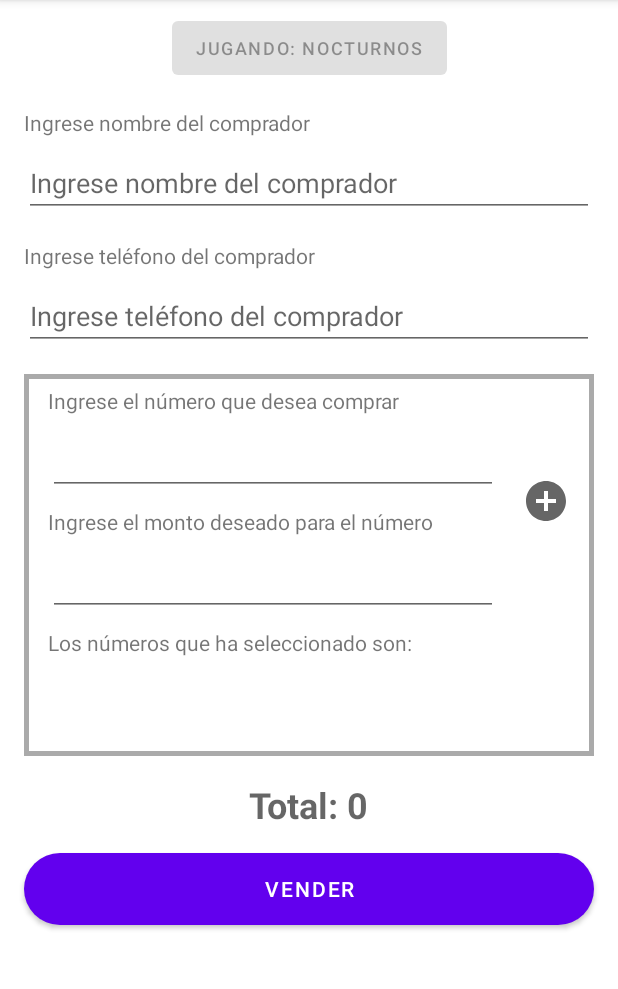
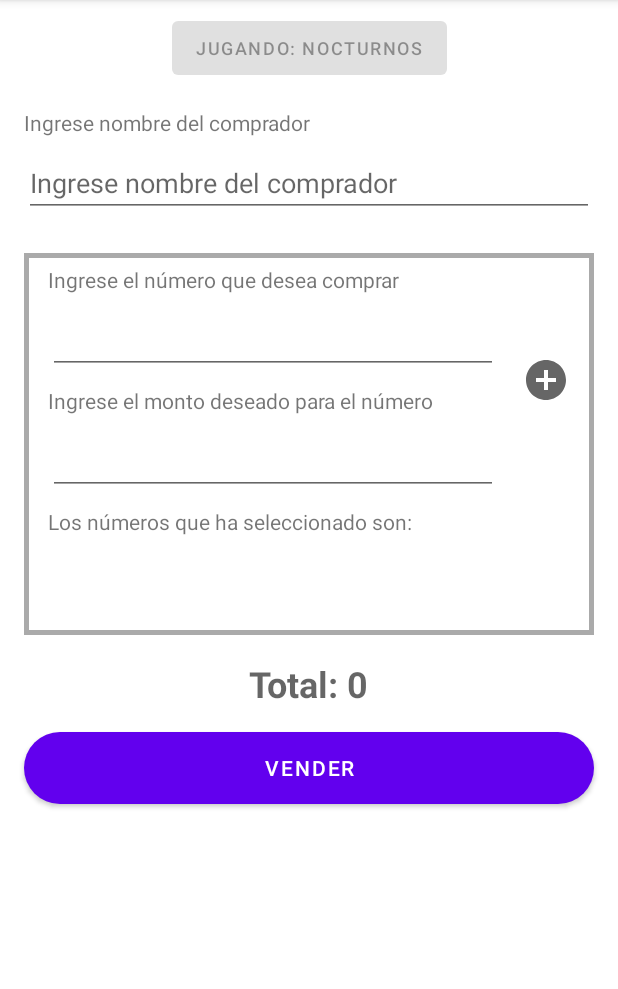
Before and after one commit to mena97villalobos/TaxiTiempos, an Android app: the SellingFragment screen opened through its navigation route, on a phone screen of 412 x 824 dp, the part 84-1073 px from its top. Run offline under Robolectric (Android 15) with nearby library versions, the phone set to English and light mode, and no system bars; our stand-ins replace Room's generated code, data binding; libraries missing offline, so code that uses them is left out: net.danlew.android; 1 statement that could not run was skipped.

Commit message:
Removed Buyer Phone

```diff
--- a/app/src/main/java/com/mena97villalobos/taxitiempos/database/AppDatabase.kt
+++ b/app/src/main/java/com/mena97villalobos/taxitiempos/database/AppDatabase.kt
@@ -9,7 +9,7 @@ import com.mena97villalobos.taxitiempos.database.converters.Converters
 import com.mena97villalobos.taxitiempos.database.model.AvailableNumbers
 import com.mena97villalobos.taxitiempos.database.model.Tiempo
 
-@Database(entities = [Tiempo::class, AvailableNumbers::class], version = 3)
+@Database(entities = [Tiempo::class, AvailableNumbers::class], version = 4)
 @TypeConverters(Converters::class)
 abstract class AppDatabase : RoomDatabase() {
 
--- a/app/src/main/java/com/mena97villalobos/taxitiempos/database/model/Tiempo.kt
+++ b/app/src/main/java/com/mena97villalobos/taxitiempos/database/model/Tiempo.kt
@@ -15,9 +15,6 @@ data class Tiempo(
 
     @ColumnInfo(name = "nombre_comprador")
     var nombreComprador: String = "",
-
-    @ColumnInfo(name = "telefono_comprador")
-    var telefonoComprador: String = "",
 
     @ColumnInfo(name = "is_duirna")
     val isDiurna: Boolean = true,
--- a/app/src/main/java/com/mena97villalobos/taxitiempos/ui/listing/adapter/ListingAdapter.kt
+++ b/app/src/main/java/com/mena97villalobos/taxitiempos/ui/listing/adapter/ListingAdapter.kt
@@ -64,7 +64,6 @@ class ListingAdapter(
                     context.getString(R.string.buyers_name_listing, tiempo.nombreComprador)
             binding.numberListing.text = context.getString(R.string.number_listing, numberText)
             binding.priceListing.text = context.getString(R.string.price_listing, tiempo.monto)
-            binding.buyerContactInfo.text = context.getString(R.string.buyers_contact_listing, tiempo.telefonoComprador)
             binding.typeImageView.setImageDrawable(ContextCompat.getDrawable(context, if (tiempo.isDiurna) R.drawable.ic_sun else R.drawable.ic_moon))
             binding.contents.setOnClickListener { clickListener(tiempo) }
             if (tiempo.isWinner)
--- a/app/src/main/java/com/mena97villalobos/taxitiempos/ui/selling/viewmodel/SellingViewModel.kt
+++ b/app/src/main/java/com/mena97villalobos/taxitiempos/ui/selling/viewmodel/SellingViewModel.kt
@@ -47,7 +47,6 @@ class SellingViewModel(private val database: DatabaseDao) : ViewModel() {
     fun sellTiempos(
         tiempos: List<WantedNumber>,
         buyersName: String,
-        buyersPhone: String,
         isDiurna: Boolean
     ) =
         viewModelScope.launch {
@@ -57,7 +56,6 @@ class SellingViewModel(private val database: DatabaseDao) : ViewModel() {
                 tiempos.forEach {
                     val tiempo = Tiempo(
                         nombreComprador = buyersName,
-                        telefonoComprador = buyersPhone,
                         isDiurna = isDiurna,
                         monto = it.price,
                         numero = it.number,
--- a/app/src/main/res/layout/fragment_selling.xml
+++ b/app/src/main/res/layout/fragment_selling.xml
@@ -79,13 +79,13 @@
             android:layout_width="0dp"
             android:layout_height="wrap_content"
             android:layout_marginStart="16dp"
-            android:layout_marginTop="16dp"
+            android:layout_marginTop="24dp"
             android:layout_marginEnd="16dp"
             android:background="@drawable/box_shape"
             app:layout_constraintEnd_toEndOf="parent"
             app:layout_constraintHorizontal_bias="0.0"
             app:layout_constraintStart_toStartOf="parent"
-            app:layout_constraintTop_toBottomOf="@+id/buyers_phone_input">
+            app:layout_constraintTop_toBottomOf="@+id/buyer_name_input">
 
 
             <androidx.recyclerview.widget.RecyclerView
@@ -179,27 +179,5 @@
             app:layout_constraintEnd_toEndOf="parent"
             app:layout_constraintStart_toStartOf="parent" />
 
-        <TextView
-            android:id="@+id/textView2"
-            android:layout_width="wrap_content"
-            android:layout_height="wrap_content"
-            android:layout_marginTop="16dp"
-            android:text="@string/buyers_phone"
-            app:layout_constraintStart_toStartOf="@+id/buyer_name_input"
-            app:layout_constraintTop_toBottomOf="@+id/buyer_name_input" />
-
-        <EditText
-            android:id="@+id/buyers_phone_input"
-            android:layout_width="0dp"
-            android:layout_height="wrap_content"
-            android:layout_marginTop="8dp"
-            android:layout_marginEnd="16dp"
-            android:ems="10"
-            android:hint="@string/buyers_phone"
-            android:inputType="phone"
-            app:layout_constraintEnd_toEndOf="parent"
-            app:layout_constraintStart_toStartOf="@+id/textView2"
-            app:layout_constraintTop_toBottomOf="@+id/textView2" />
-
     </androidx.constraintlayout.widget.ConstraintLayout>
 </layout>
```
Also changed, not shown: app/src/main/java/com/mena97villalobos/taxitiempos/ui/selling/SellingFragment.kt (+3 -9 lines), app/src/main/res/layout/view_listing_tiempo.xml (+5 -18 lines), 1 other file.
